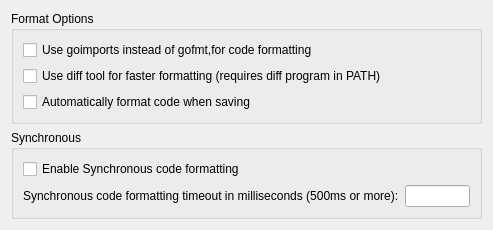
This is liteidex/src/plugins/golangfmt/golangfmtoption.ui in visualfc/liteide as Qt 5 draws it before an edit. The edited form follows.
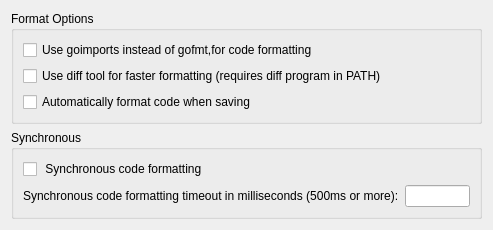
This is the edited form.

Diff of the .ui file:
```diff
--- a/liteidex/src/plugins/golangfmt/golangfmtoption.ui
+++ b/liteidex/src/plugins/golangfmt/golangfmtoption.ui
@@ -56,7 +56,7 @@
       <item>
        <widget class="QCheckBox" name="enableSyncCheckBox">
         <property name="text">
-         <string>Enable Synchronous code formatting</string>
+         <string> Synchronous code formatting</string>
         </property>
        </widget>
       </item>
```
